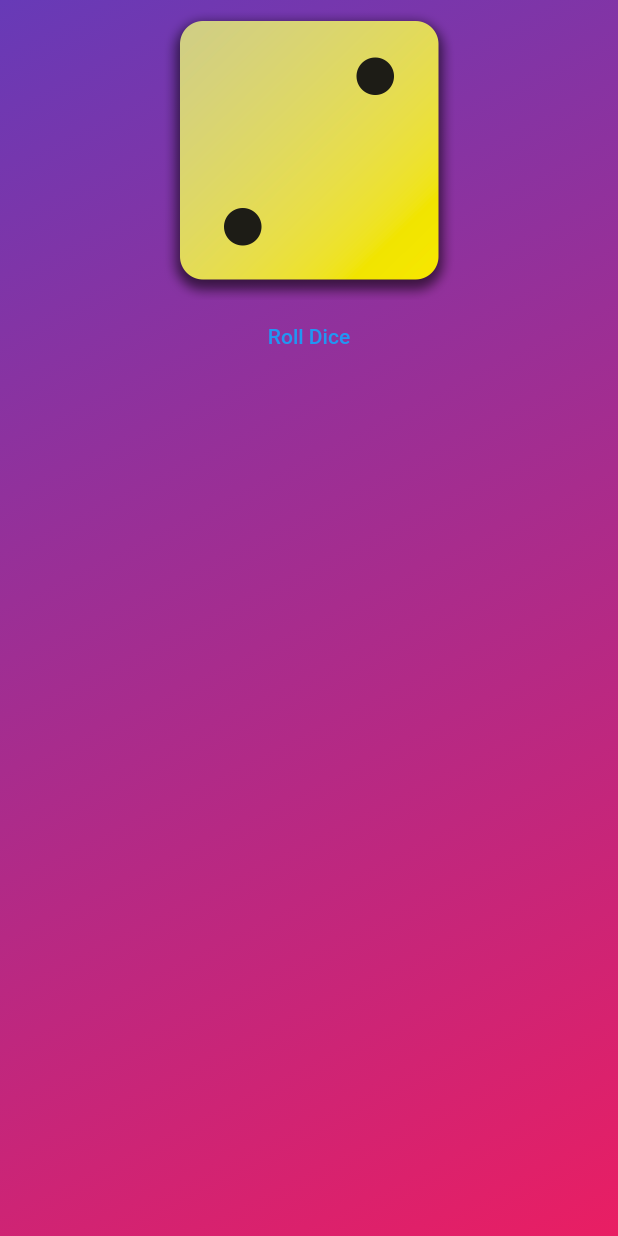
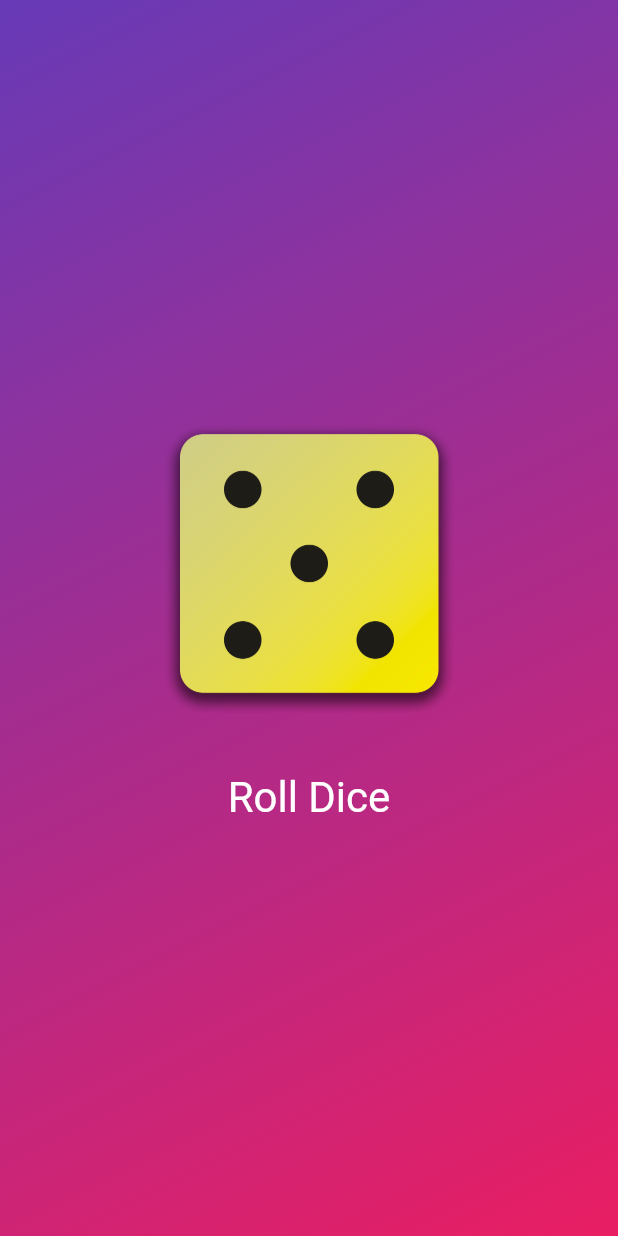
Before and after one commit to Suprim-Shakya/Flutter, a Flutter app: the screen it shows after launch, after a tap on "Roll Dice", on a phone screen of 412 x 824 dp. Run offline on Flutter 3.47's test engine with Material 2 defaults, Android fonts, the phone set to English and light mode, and no system bars.

Commit message:
added dice roller using stateful widget

```diff
--- /dev/null
+++ b/app/lib/dice_roller.dart
@@ -0,0 +1,47 @@
+import 'package:flutter/material.dart';
+import 'dart:math';
+
+final randomizer = Random();
+
+class DiceRoller extends StatefulWidget {
+  const DiceRoller({super.key});
+
+  @override
+  State<StatefulWidget> createState() {
+    return _DiceRollerState();
+  }
+}
+
+class _DiceRollerState extends State<DiceRoller> {
+  var currentDiceRoll = 2;
+
+  void rollDice() {
+    setState(() {
+      currentDiceRoll = randomizer.nextInt(6) + 1;
+    });
+  }
+
+  @override
+  Widget build(context) {
+    return Column(
+      mainAxisSize: MainAxisSize.min,
+      children: [
+        Image.asset(
+          'assets/images/dice-$currentDiceRoll.png',
+          width: 200,
+        ),
+        const SizedBox(height: 20),
+        TextButton(
+          onPressed: rollDice,
+          style: TextButton.styleFrom(
+              padding: const EdgeInsets.only(
+                top: 20,
+              ),
+              foregroundColor: Colors.white,
+              textStyle: const TextStyle(fontSize: 28)),
+          child: const Text('Roll Dice'),
+        )
+      ],
+    );
+  }
+}
--- a/app/lib/gradiant_container.dart
+++ b/app/lib/gradiant_container.dart
@@ -1,3 +1,4 @@
+import 'package:app/dice_roller.dart';
 import 'package:flutter/material.dart';
 
 const startAlignment = Alignment.topLeft;
@@ -33,8 +34,6 @@ class GradiantContainer extends StatelessWidget {
   final Color color1;
   final Color color2;
 
-  void rollDice() {}
-
   @override
   Widget build(context) {
     return Container(
@@ -45,19 +44,7 @@ class GradiantContainer extends StatelessWidget {
           end: endAlignment,
         ),
       ),
-      child: Center(
-          child: Column(
-        children: [
-          Image.asset(
-            'assets/images/dice-2.png',
-            width: 200,
-          ),
-          TextButton(
-            onPressed: rollDice,
-            child: const Text('Roll Dice'),
-          )
-        ],
-      )),
+      child: Center(child: DiceRoller()),
     );
   }
 }
```
